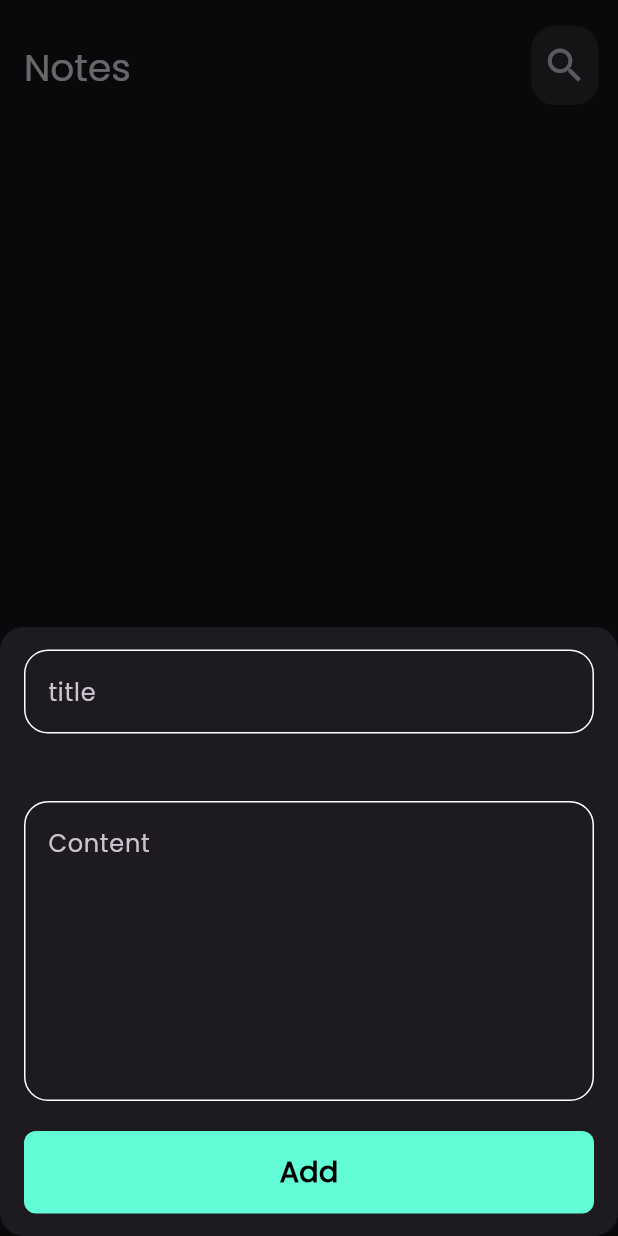
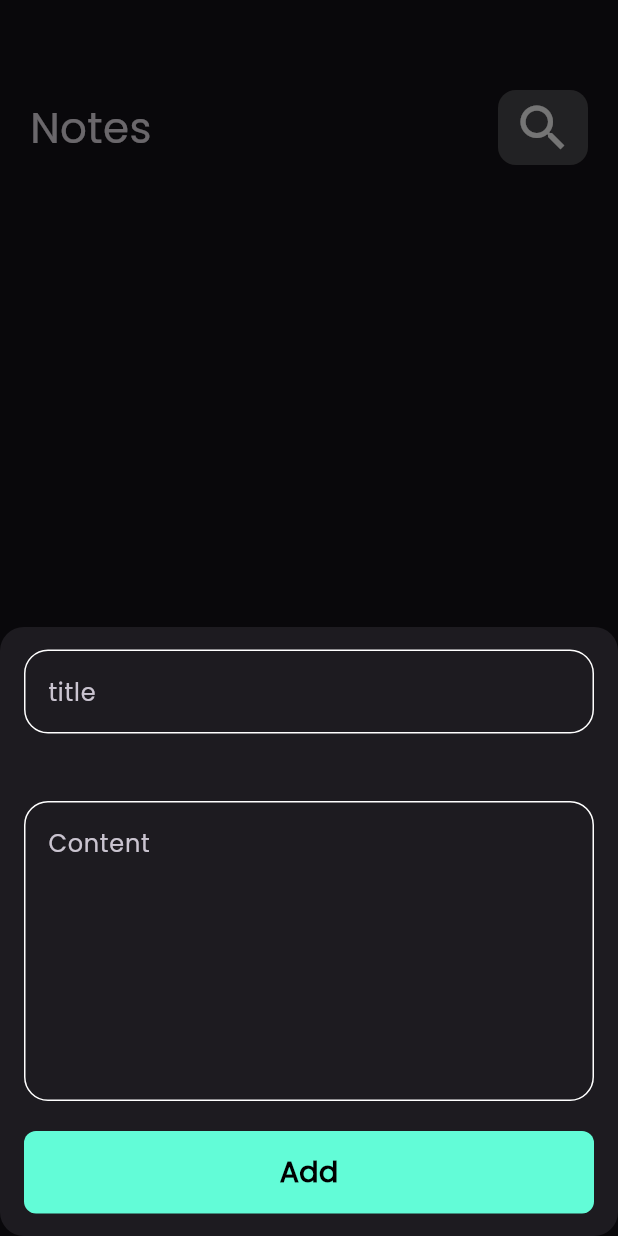
Before and after one commit to JosephMarzouk/notes-app, a Flutter app: the screen it shows after launch, after a tap on the "add" icon, on a phone screen of 412 x 824 dp. Run offline on Flutter 3.47's test engine with Material 3 defaults, Android fonts, the phone set to English and light mode, and no system bars; our stand-ins replace bloc, flutter_bloc, hive, hive_flutter; accounts and stored records are empty.

Commit message:
delete notes and add notes with refresh

```diff
--- a/lib/cubits/notes_cubit/cubit/notes_cubit_cubit.dart
+++ b/lib/cubits/notes_cubit/cubit/notes_cubit_cubit.dart
@@ -14,5 +14,6 @@ class NotesCubitCubit extends Cubit<NotesCubitState> {
     var notesBox = Hive.box<NoteModel>(kNotesBox);
 
     notes = notesBox.values.toList();
+    emit(NotesSuccess());
   }
 }
--- a/lib/cubits/notes_cubit/cubit/notes_cubit_state.dart
+++ b/lib/cubits/notes_cubit/cubit/notes_cubit_state.dart
@@ -5,11 +5,5 @@ sealed class NotesCubitState {}
 
 final class NotesInitial extends NotesCubitState {}
 
-final class NotesLoading extends NotesCubitState {}
 
-final class NotesSuccess extends NotesCubitState {
-
-  final List<NoteModel> notes;
-
-  NotesSuccess({required this.notes});
-}
+final class NotesSuccess extends NotesCubitState {}
--- a/lib/main.dart
+++ b/lib/main.dart
@@ -1,16 +1,16 @@
 import 'package:flutter/material.dart';
 import 'package:flutter_bloc/flutter_bloc.dart';
 import 'package:notes_app/constants.dart';
+import 'package:notes_app/cubits/notes_cubit/cubit/notes_cubit_cubit.dart';
 import 'package:notes_app/models/note_model.dart';
 import 'package:notes_app/view/homeScreen.dart';
 import 'package:hive_flutter/adapters.dart';
 import 'simple_bloc_observer.dart';
 
-
 void main() async {
   await Hive.initFlutter();
 
-  Bloc.observer= SimpleBLocObserver();
+  Bloc.observer = SimpleBLocObserver();
   Hive.registerAdapter(NoteModelAdapter());
   await Hive.openBox<NoteModel>(kNotesBox);
 
@@ -22,10 +22,13 @@ class NotesApp extends StatelessWidget {
 
   @override
   Widget build(BuildContext context) {
-    return MaterialApp(
-      debugShowCheckedModeBanner: false,
-      theme: ThemeData(brightness: Brightness.dark, fontFamily: 'Poppins'),
-      home: const HomeView(),
+    return BlocProvider(
+      create: (context) => NotesCubitCubit(),
+      child: MaterialApp(
+        debugShowCheckedModeBanner: false,
+        theme: ThemeData(brightness: Brightness.dark, fontFamily: 'Poppins'),
+        home: const HomeView(),
+      ),
     );
   }
 }
--- a/lib/view/addnotebottomsheet.dart
+++ b/lib/view/addnotebottomsheet.dart
@@ -1,5 +1,6 @@
 import 'package:flutter/material.dart';
 import 'package:notes_app/cubits/add_note_cubit/add_note_cubit.dart';
+import 'package:notes_app/cubits/notes_cubit/cubit/notes_cubit_cubit.dart';
 import 'package:notes_app/widgets/addnoteform.dart';
 import 'package:flutter_bloc/flutter_bloc.dart';
 
@@ -13,10 +14,13 @@ class AddNoteBottomSheet extends StatelessWidget {
       child: BlocConsumer<AddNoteCubit, AddNoteState>(
         listener: (context, state) {
           if (state is AddNoteFailur) {
-            print('Failed ${state.errMessage}');
+
+
           }
           if (state is AddNoteSuccess) {
+
             Navigator.pop(context);
+            BlocProvider.of<NotesCubitCubit>(context).fetchAllNotes();
           }
         },
         builder: (context, state) {
--- a/lib/view/homeScreen.dart
+++ b/lib/view/homeScreen.dart
@@ -1,8 +1,5 @@
 import 'package:flutter/material.dart';
-import 'package:flutter_bloc/flutter_bloc.dart';
-import 'package:notes_app/cubits/notes_cubit/cubit/notes_cubit_cubit.dart';
 import 'package:notes_app/view/addnotebottomsheet.dart';
-import 'package:notes_app/widgets/customsearchicon.dart';
 import 'package:notes_app/widgets/notes_view_body.dart';
 
 class HomeView extends StatelessWidget {
@@ -10,28 +7,7 @@ class HomeView extends StatelessWidget {
 
   @override
   Widget build(BuildContext context) {
-    return BlocProvider(
-      create: (context) => NotesCubitCubit(),
-      child: Scaffold(
-        appBar: AppBar(
-          forceMaterialTransparency: true,
-          toolbarHeight: 70,
-          title: const Padding(
-            padding: EdgeInsets.only(top: 20),
-            child: Text(
-              'Notes',
-              style: TextStyle(fontSize: 25),
-            ),
-          ),
-          actions: const [
-            Padding(
-              padding: EdgeInsets.only(top: 17, right: 13),
-              child: CustomSearchIcon(
-                icon: Icons.search,
-              ),
-            )
-          ],
-        ),
+    return Scaffold(
       body: const NotesViewBody(),
       floatingActionButton: FloatingActionButton(
         onPressed: () {
@@ -46,7 +22,6 @@ class HomeView extends StatelessWidget {
         },
         child: const Icon(Icons.add),
       ),
-      ),
     );
   }
 }
--- a/lib/widgets/customNoteItem.dart
+++ b/lib/widgets/customNoteItem.dart
@@ -1,4 +1,6 @@
 import 'package:flutter/material.dart';
+import 'package:flutter_bloc/flutter_bloc.dart';
+import 'package:notes_app/cubits/notes_cubit/cubit/notes_cubit_cubit.dart';
 import 'package:notes_app/models/note_model.dart';
 import 'package:notes_app/view/edit_note.dart';
 
@@ -37,7 +39,10 @@ class NoteItem extends StatelessWidget {
                               fontSize: 15)),
                     ),
                     trailing: IconButton(
-                      onPressed: () {},
+                      onPressed: () {
+                        note.delete();
+                        BlocProvider.of<NotesCubitCubit>(context).fetchAllNotes();
+                      },
                       icon: const Icon(
                         Icons.delete,
                         color: Colors.black,
--- a/lib/widgets/notes_view_body.dart
+++ b/lib/widgets/notes_view_body.dart
@@ -20,13 +20,29 @@ class _NotesViewBodyState extends State<NotesViewBody> {
   }
   @override
   Widget build(BuildContext context) {
-    return const  Padding(
-      padding:  EdgeInsets.symmetric(horizontal: 24),
+    return    Padding(
+      padding:  EdgeInsets.only(left: 20,right: 20,top:60),
       child: Column(
+
         children:  [
-          SizedBox(
-            height: 50,
+         // SizedBox(height: 50,),
+          Row(
+      mainAxisAlignment: MainAxisAlignment.spaceBetween,
+      children: [
+        const Text(
+          'Notes',
+          style:  TextStyle(
+            fontSize: 28,
           ),
+        ),
+        Container(
+          height: 50,
+          width: 60,
+         decoration: BoxDecoration(color: Colors.grey.withOpacity(0.4),borderRadius: BorderRadius.circular(12)),
+          child:const Icon(Icons.search,size: 40,),)
+      ],
+    ),
+
           Expanded(child: NotesListView()),
         ],
       ),
```
Lines whose indentation alone changed are shown as unchanged.
